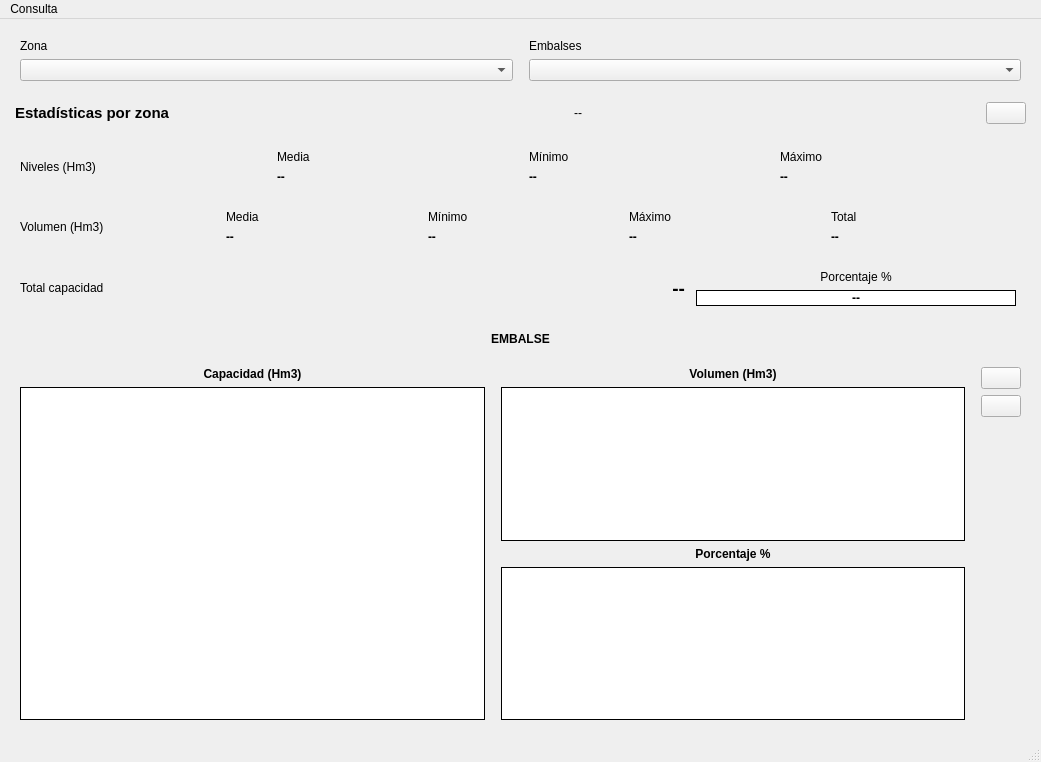
First picture: the form in src/ver_embalses.ui, repository federicomartinlara1976/VerEmbalses, before the edit.
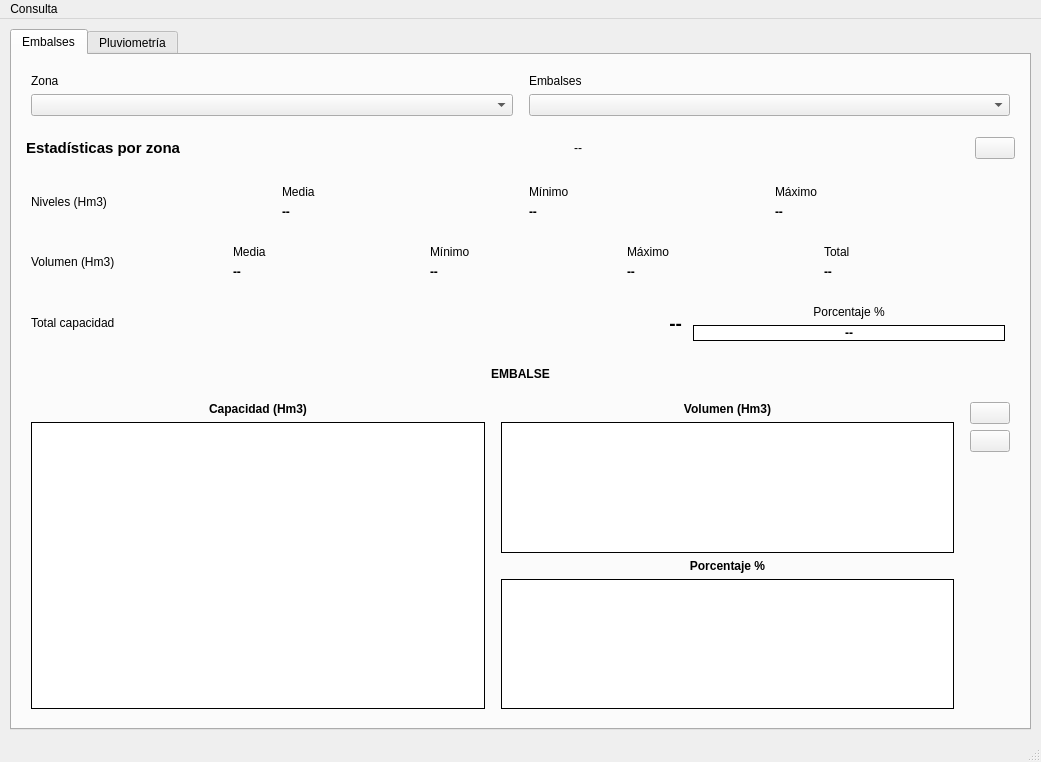
Second picture: the form after the edit.

Commit message: Cambio a pestañas para añadir la información de pluviometría

What changed in the file:
```diff
--- a/src/ver_embalses.ui
+++ b/src/ver_embalses.ui
@@ -37,6 +37,19 @@
      <number>10</number>
     </property>
     <item>
+     <widget class="QTabWidget" name="tabWidget">
+      <property name="toolTip">
+       <string/>
+      </property>
+      <property name="currentIndex">
+       <number>0</number>
+      </property>
+      <widget class="QWidget" name="tabEmbalses">
+       <attribute name="title">
+        <string>Embalses</string>
+       </attribute>
+       <layout class="QVBoxLayout" name="verticalLayout_18">
+        <item>
      <layout class="QHBoxLayout" name="horizontalLayout">
       <property name="sizeConstraint">
        <enum>QLayout::SetFixedSize</enum>
@@ -158,6 +171,7 @@
         <property name="font">
          <font>
           <pointsize>11</pointsize>
+              <weight>75</weight>
           <bold>true</bold>
          </font>
         </property>
@@ -299,6 +313,7 @@
             </property>
             <property name="font">
              <font>
+                  <weight>75</weight>
               <bold>true</bold>
              </font>
             </property>
@@ -346,6 +361,7 @@
             </property>
             <property name="font">
              <font>
+                  <weight>75</weight>
               <bold>true</bold>
              </font>
             </property>
@@ -393,6 +409,7 @@
             </property>
             <property name="font">
              <font>
+                  <weight>75</weight>
               <bold>true</bold>
              </font>
             </property>
@@ -472,6 +489,7 @@
             </property>
             <property name="font">
              <font>
+                  <weight>75</weight>
               <bold>true</bold>
              </font>
             </property>
@@ -519,6 +537,7 @@
             </property>
             <property name="font">
              <font>
+                  <weight>75</weight>
               <bold>true</bold>
              </font>
             </property>
@@ -566,6 +585,7 @@
             </property>
             <property name="font">
              <font>
+                  <weight>75</weight>
               <bold>true</bold>
              </font>
             </property>
@@ -601,6 +621,7 @@
            <widget class="QLabel" name="lblVolumenTotal">
             <property name="font">
              <font>
+                  <weight>75</weight>
               <bold>true</bold>
              </font>
             </property>
@@ -639,6 +660,7 @@
           <property name="font">
            <font>
             <pointsize>14</pointsize>
+                <weight>75</weight>
             <bold>true</bold>
            </font>
           </property>
@@ -678,6 +700,7 @@
            <widget class="QLabel" name="lblPorcentajeVolumenTotal">
             <property name="font">
              <font>
+                  <weight>75</weight>
               <bold>true</bold>
              </font>
             </property>
@@ -725,6 +748,7 @@
         </property>
         <property name="font">
          <font>
+              <weight>75</weight>
           <bold>true</bold>
          </font>
         </property>
@@ -779,6 +803,7 @@
           </property>
           <property name="font">
            <font>
+                <weight>75</weight>
             <bold>true</bold>
            </font>
           </property>
@@ -801,6 +826,7 @@
           <property name="font">
            <font>
             <pointsize>14</pointsize>
+                <weight>75</weight>
             <bold>true</bold>
            </font>
           </property>
@@ -844,6 +870,7 @@
           </property>
           <property name="font">
            <font>
+                <weight>75</weight>
             <bold>true</bold>
            </font>
           </property>
@@ -866,6 +893,7 @@
           <property name="font">
            <font>
             <pointsize>14</pointsize>
+                <weight>75</weight>
             <bold>true</bold>
            </font>
           </property>
@@ -890,6 +918,7 @@
           </property>
           <property name="font">
            <font>
+                <weight>75</weight>
             <bold>true</bold>
            </font>
           </property>
@@ -912,6 +941,7 @@
           <property name="font">
            <font>
             <pointsize>14</pointsize>
+                <weight>75</weight>
             <bold>true</bold>
            </font>
           </property>
@@ -993,6 +1023,15 @@
     </item>
    </layout>
   </widget>
+      <widget class="QWidget" name="tabPluviometria">
+       <attribute name="title">
+        <string>Pluviometría</string>
+       </attribute>
+      </widget>
+     </widget>
+    </item>
+   </layout>
+  </widget>
   <widget class="QMenuBar" name="menubar">
    <property name="geometry">
     <rect>
```
Left out of the diff: 2 changed lines with no effect on the pictures. Lines whose indentation alone changed are shown as unchanged.
